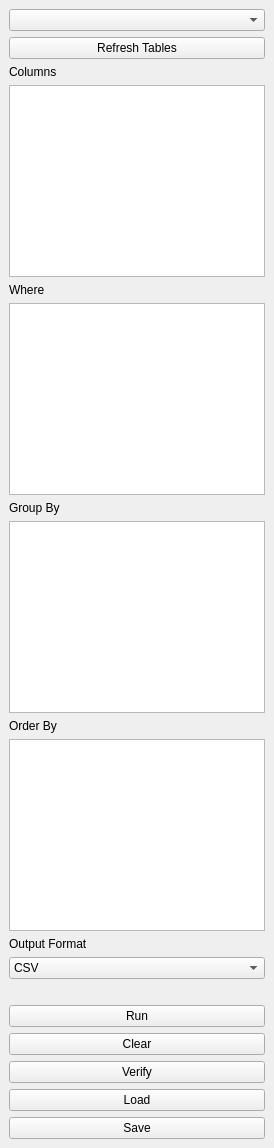
First picture: the form in DataSelectorTest/forms/data_selector_dock.ui, repository LERCAutomation/DataSelector-QGIS, before the edit.
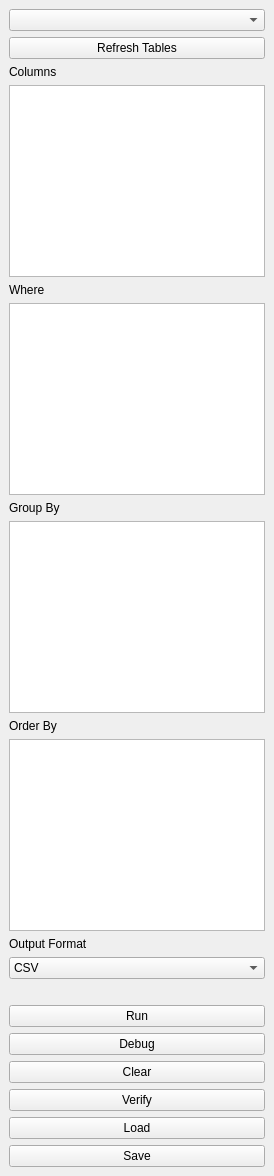
Second picture: the form after the edit.

Commit message: With debug messings

```diff
--- a/DataSelectorTest/forms/data_selector_dock.ui
+++ b/DataSelectorTest/forms/data_selector_dock.ui
@@ -100,6 +100,14 @@
      </widget>
     </item>
 
+    <item>
+     <widget class="QPushButton" name="buttonDebug">
+      <property name="text">
+       <string>Debug</string>
+      </property>
+     </widget>
+    </item>
+
     <item>
      <widget class="QPushButton" name="buttonClear">
       <property name="text">
```
The commit also changes 10 other files.
